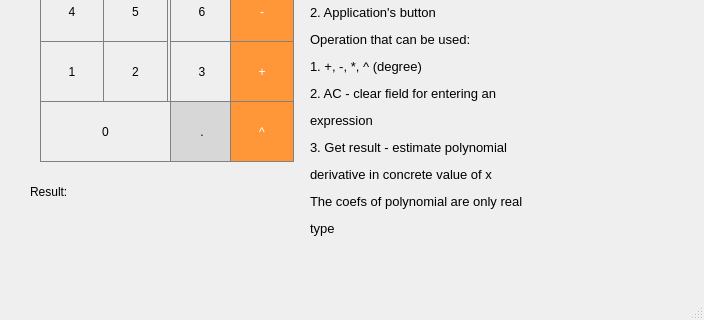
zvladn7/derivation, file mainwindow.ui: the form before one commit; both pictures show x 0 to 704 and y 366 to 686 of the 704 by 686 pixel window.
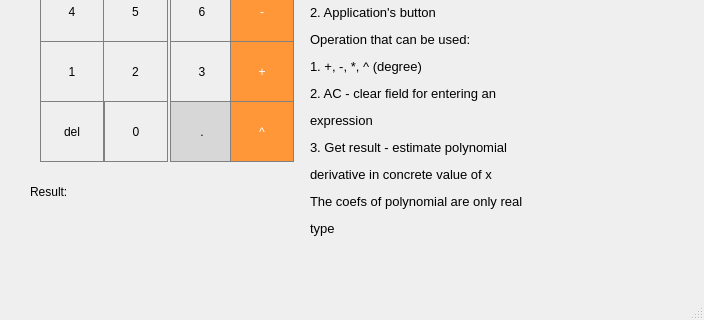
The form after the commit.

Commit message: added action for incorrect exp and delete last button

```diff
--- a/mainwindow.ui
+++ b/mainwindow.ui
@@ -169,9 +169,9 @@
    <widget class="QPushButton" name="button_0">
     <property name="geometry">
      <rect>
-      <x>40</x>
+      <x>104</x>
       <y>450</y>
-      <width>131</width>
+      <width>64</width>
       <height>61</height>
      </rect>
     </property>
@@ -446,8 +446,8 @@
      <rect>
       <x>30</x>
       <y>550</y>
-      <width>471</width>
-      <height>21</height>
+      <width>271</width>
+      <height>31</height>
      </rect>
     </property>
     <property name="styleSheet">
@@ -652,6 +652,29 @@
      <set>Qt::AlignLeading|Qt::AlignLeft|Qt::AlignTop</set>
     </property>
    </widget>
+   <widget class="QPushButton" name="eraseLast">
+    <property name="geometry">
+     <rect>
+      <x>40</x>
+      <y>450</y>
+      <width>64</width>
+      <height>61</height>
+     </rect>
+    </property>
+    <property name="styleSheet">
+     <string notr="true">QPushButton {
+	border: 1px solid gray;
+}
+
+QPushButton: pressed {
+	background-color: qlineargradient(x1: 0, y1:0 , x2: 0,  y2:1,
+											stop: 0 #DADBDE, stop: 1 #F6F7FA);
+}</string>
+    </property>
+    <property name="text">
+     <string>del</string>
+    </property>
+   </widget>
   </widget>
   <widget class="QMenuBar" name="menuBar">
    <property name="geometry">
```
The commit also changes 2 other files.
